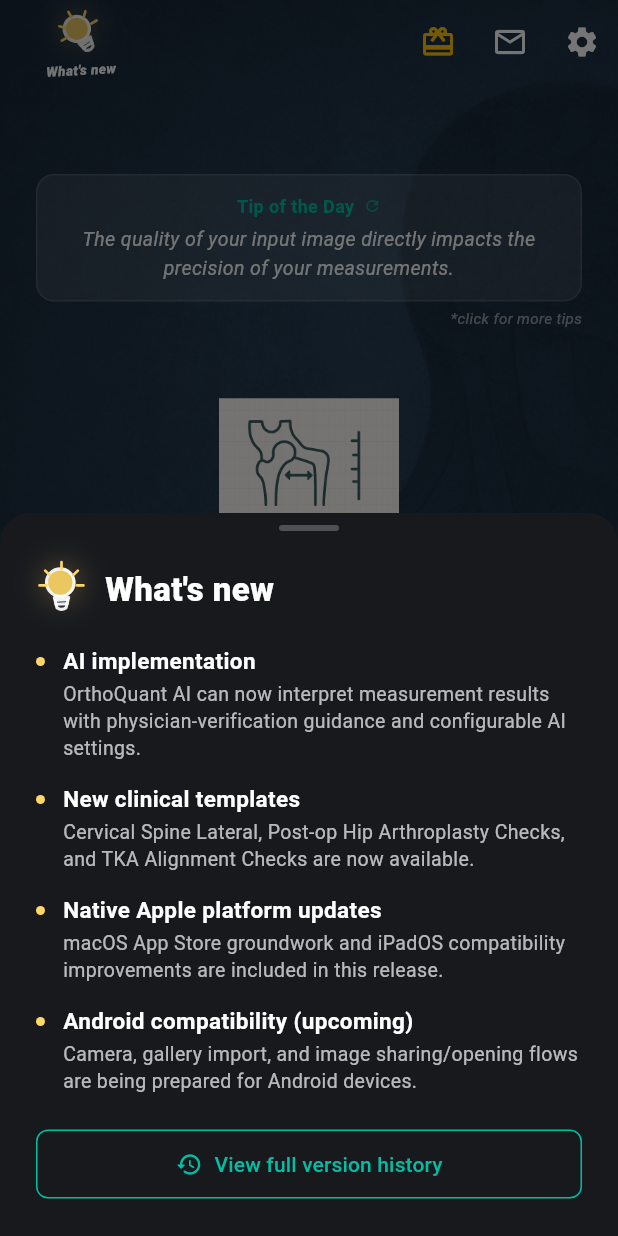
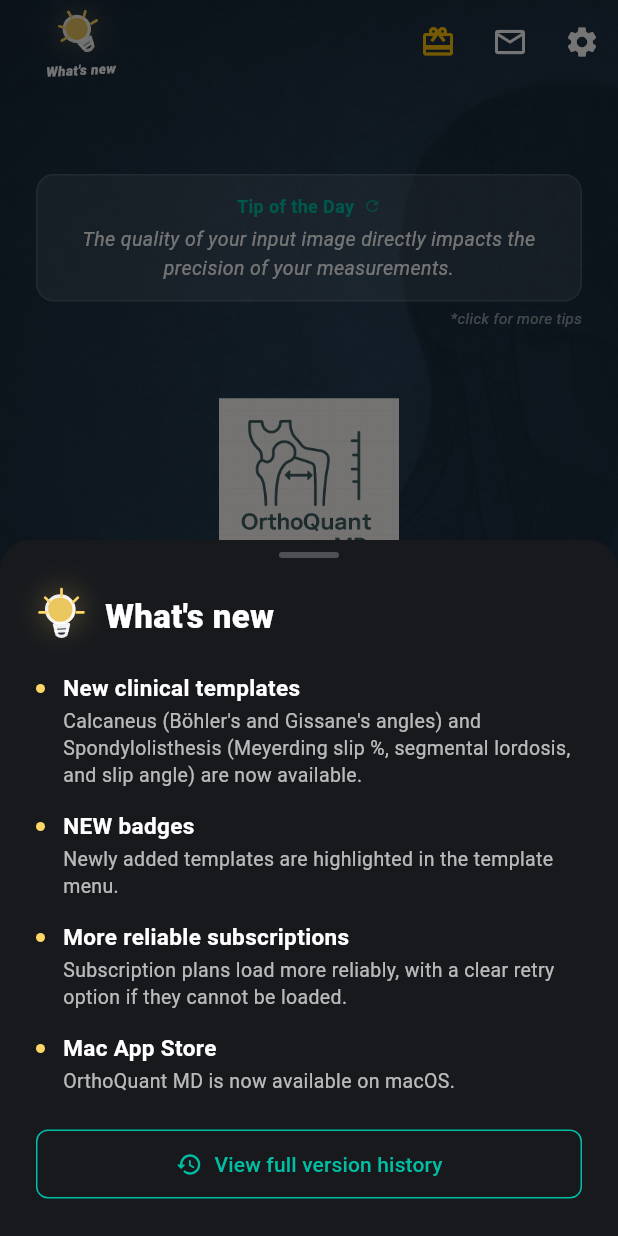
Before and after one commit to ilkereren/orthoquantmd, a Flutter app: the screen it shows after launch, after a tap on "What's new", on a phone screen of 412 x 824 dp. Run offline on Flutter 3.47's test engine with Material 3 defaults, Android fonts, the phone set to English and light mode, and no system bars; our stand-ins replace app_links, camera, file_picker, flutter_markdown, image_cropper, image_picker and 5 more; missing offline and left inert: desktop_drop, gal, purchases_flutter, receive_sharing_intent, tutorial_coach_mark, window_manager.

Commit message:
chore(release): bump version to 0.7.1+6
0.7.0 is already approved on iOS, so App Store Connect rejects new
0.7.0 builds. Ship the pending work as 0.7.1 on iOS and macOS.

- Share Extension: derive CFBundleShortVersionString from
  FLUTTER_BUILD_NAME instead of a hardcoded 0.7.0
- Add v0.7.1 to in-app version history and Home "What's new"

Co-Authored-By: Claude Opus 5.5 <noreply@anthropic.com>

```diff
--- a/lib/main.dart
+++ b/lib/main.dart
@@ -1294,29 +1294,27 @@ Reasoning/Importance:
                   ),
                   const SizedBox(height: 18),
                   const _WhatsNewItem(
-                    title: 'AI implementation',
-                    detail:
-                        'OrthoQuant AI can now interpret measurement results '
-                        'with physician-verification guidance and configurable '
-                        'AI settings.',
-                  ),
-                  const _WhatsNewItem(
                     title: 'New clinical templates',
                     detail:
-                        'Cervical Spine Lateral, Post-op Hip Arthroplasty '
-                        'Checks, and TKA Alignment Checks are now available.',
+                        "Calcaneus (Böhler's and Gissane's angles) and "
+                        'Spondylolisthesis (Meyerding slip %, segmental '
+                        'lordosis, and slip angle) are now available.',
                   ),
                   const _WhatsNewItem(
-                    title: 'Native Apple platform updates',
+                    title: 'NEW badges',
                     detail:
-                        'macOS App Store groundwork and iPadOS compatibility '
-                        'improvements are included in this release.',
+                        'Newly added templates are highlighted in the '
+                        'template menu.',
                   ),
                   const _WhatsNewItem(
-                    title: 'Android compatibility (upcoming)',
+                    title: 'More reliable subscriptions',
                     detail:
-                        'Camera, gallery import, and image sharing/opening '
-                        'flows are being prepared for Android devices.',
+                        'Subscription plans load more reliably, with a clear '
+                        'retry option if they cannot be loaded.',
+                  ),
+                  const _WhatsNewItem(
+                    title: 'Mac App Store',
+                    detail: 'OrthoQuant MD is now available on macOS.',
                   ),
                   const SizedBox(height: 8),
                   SizedBox(
--- a/lib/screens/settings_screen.dart
+++ b/lib/screens/settings_screen.dart
@@ -1316,6 +1316,17 @@ class _SettingsScreenState extends State<SettingsScreen> {
   void _showVersionHistory(BuildContext context) {
     final List<Map<String, dynamic>> history = [
       {
+        'version': 'v0.7.1',
+        'date': 'Oct 2026',
+        'changes': [
+          "New clinical templates: Calcaneus (Böhler's and Gissane's angles) and Spondylolisthesis (Meyerding slip %, segmental lordosis, and slip angle).",
+          'Newly added templates are now marked with a NEW badge in the template menu.',
+          'Subscription plans load more reliably, with a clear retry option if they cannot be loaded.',
+          'OrthoQuant MD is now available on the Mac App Store.',
+          'Minor bug fixes and stability improvements.',
+        ],
+      },
+      {
         'version': 'v0.7.0',
         'date': 'May 2026',
         'changes': [
@@ -1540,7 +1551,7 @@ class _SettingsScreenState extends State<SettingsScreen> {
                 width: 12,
                 height: 12,
                 decoration: BoxDecoration(
-                  color: item['version'] == 'v0.7.0'
+                  color: item['version'] == 'v0.7.1'
                       ? const Color(0xFF00BFA5)
                       : Colors.white24,
                   shape: BoxShape.circle,
@@ -1566,7 +1577,7 @@ class _SettingsScreenState extends State<SettingsScreen> {
                     Text(
                       item['version'],
                       style: TextStyle(
-                        color: item['version'] == 'v0.7.0'
+                        color: item['version'] == 'v0.7.1'
                             ? const Color(0xFF00BFA5)
                             : Colors.white,
                         fontWeight: FontWeight.bold,
--- a/pubspec.yaml
+++ b/pubspec.yaml
@@ -16,7 +16,7 @@ publish_to: 'none' # Remove this line if you wish to publish to pub.dev
 # https://developer.apple.com/library/archive/documentation/General/Reference/InfoPlistKeyReference/Articles/CoreFoundationKeys.html
 # In Windows, build-name is used as the major, minor, and patch parts
 # of the product and file versions while build-number is used as the build suffix.
-version: 0.7.0+5
+version: 0.7.1+6
 
 environment:
   sdk: ^3.9.2
```
Also changed, not shown: 2 other files.
